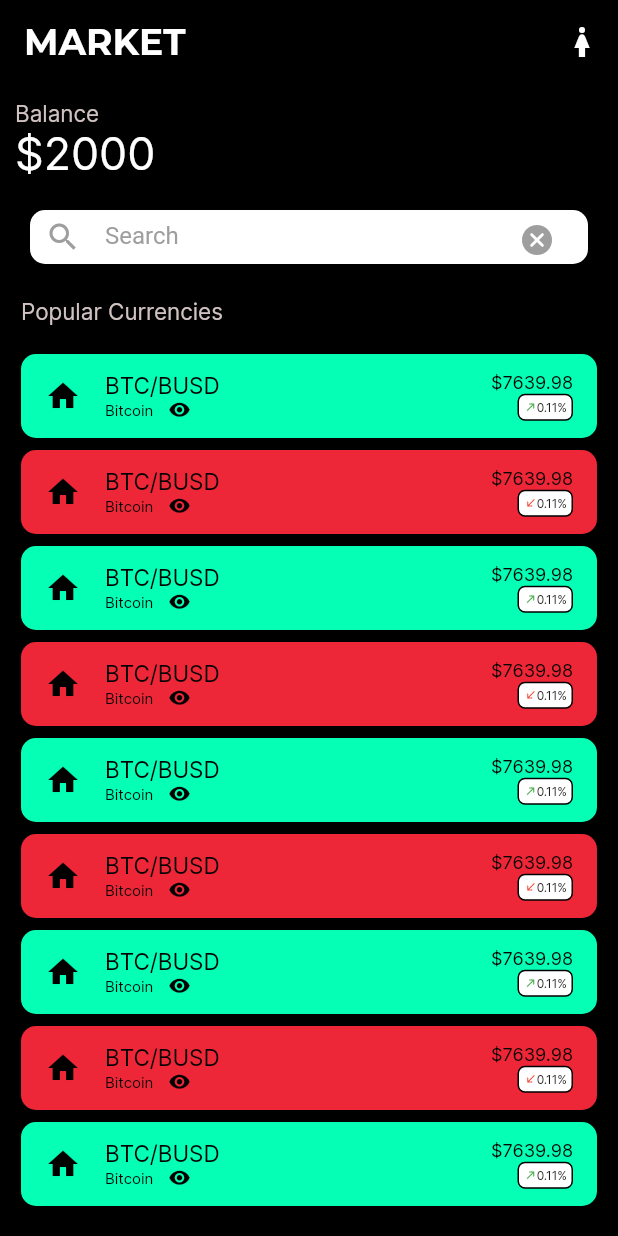
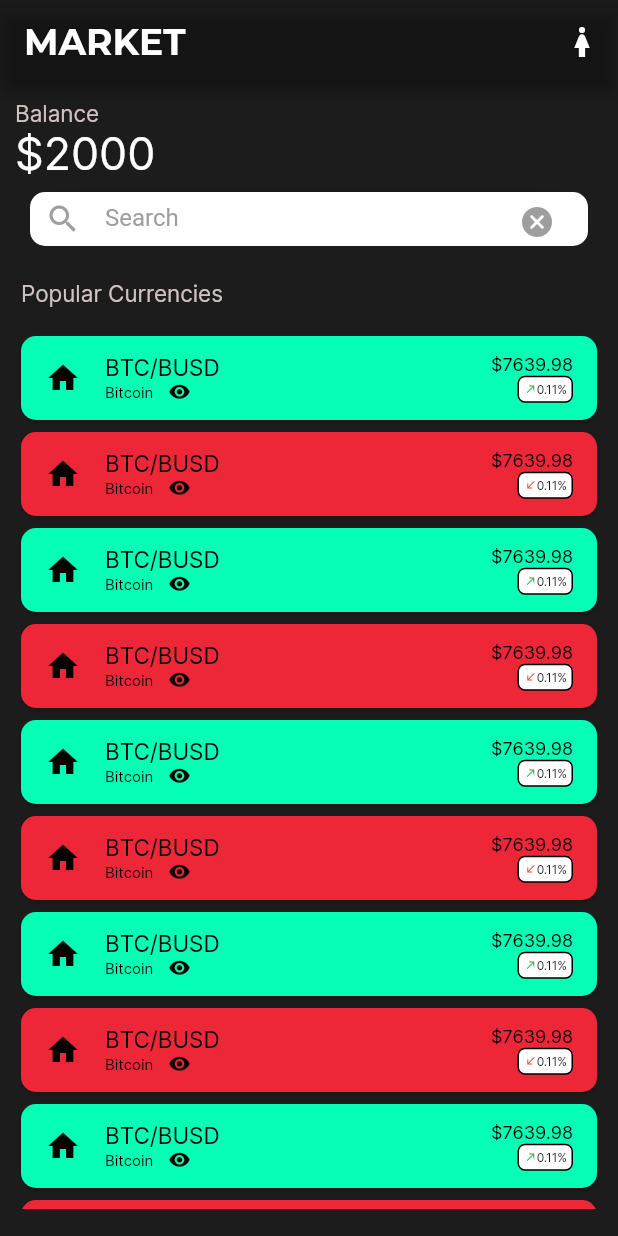
Before and after one commit to SayanBanerjee09082002/Market_Screen, a Flutter app: the screen it shows after launch, on a phone screen of 412 x 824 dp. Run offline on Flutter 3.47's test engine with Material 2 defaults, Android fonts, the phone set to English and light mode, and no system bars.

Commit message:
Market Screen

```diff
--- a/lib/main.dart
+++ b/lib/main.dart
@@ -9,8 +9,10 @@ class MyApp extends StatelessWidget {
   @override
   Widget build(BuildContext context) {
     return MaterialApp(
-      theme: ThemeData.dark(),
-      darkTheme:ThemeData.dark(),
+      theme: ThemeData(
+        brightness: Brightness.dark,
+        scaffoldBackgroundColor: const Color(0xFF1D1C1C),
+      ),
       debugShowCheckedModeBanner: false,
       home: Market(),
     );
--- a/lib/market.dart
+++ b/lib/market.dart
@@ -42,9 +42,8 @@ class _Market extends State<Market> {
     }
 
     return Scaffold(
-      backgroundColor: Colors.black,
         appBar: AppBar(
-        backgroundColor: Colors.black,
+          backgroundColor: Colors.transparent,
           title: Text(
             'MARKET',
             style: TextStyle(
@@ -60,9 +59,7 @@ class _Market extends State<Market> {
           child: Column(
             crossAxisAlignment: CrossAxisAlignment.start,
             children: <Widget>[
-            SizedBox(
-              width: 110,
-              height: 66,
+              Container(
                 child: Column(
                   crossAxisAlignment: CrossAxisAlignment.start,
                   children: [
@@ -125,8 +122,7 @@ class _Market extends State<Market> {
               SizedBox(
                 height: 10,
               ),
-            SizedBox(
-              width: 149,
+              Container(
                 height: 30,
                 child: Padding(
                   padding: const EdgeInsets.all(4.0),
@@ -157,7 +153,6 @@ class _Market extends State<Market> {
                                 horizontalTitleGap: 0,
                                 leading: Icon(Icons.home, color: Colors.black),
                                 trailing: Container(
-                                width: 100,
                                   child: Column(
                                     mainAxisAlignment: MainAxisAlignment.center,
                                     crossAxisAlignment: CrossAxisAlignment.end,
```
Lines whose indentation alone changed are shown as unchanged.
